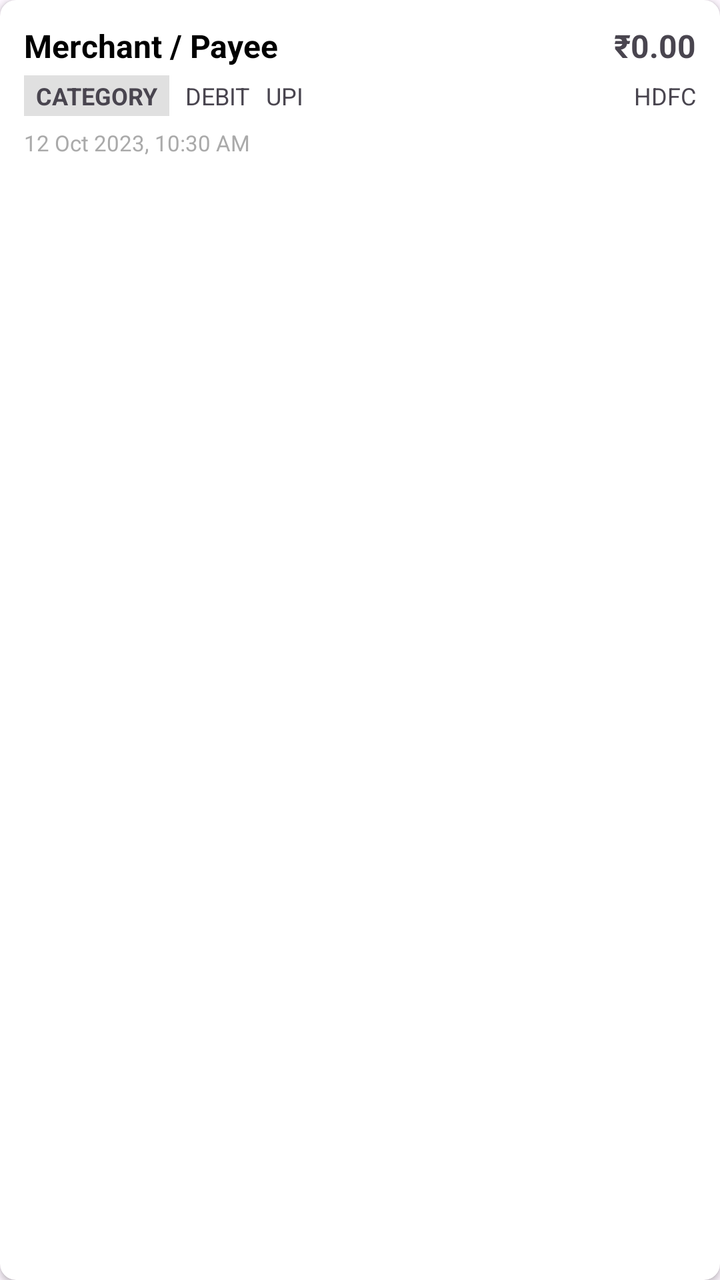
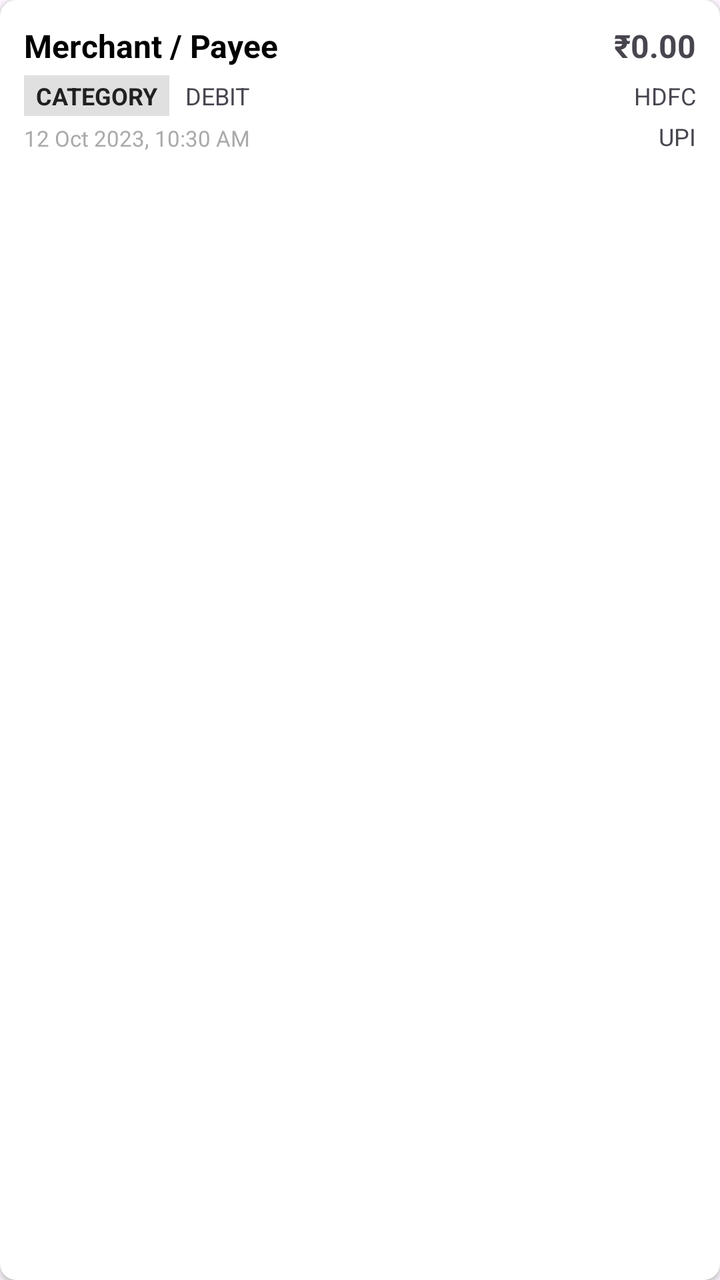

An Android layout rendered at two revisions. The XML below is the earlier revision; the diff shows what the commit changed to produce the second picture.
<!-- AndroidManifest.xml: application theme Theme.FinanceSMSTracker -->
<!-- res/layout/item_transaction.xml -->
<?xml version="1.0" encoding="utf-8"?>
<androidx.cardview.widget.CardView xmlns:android="http://schemas.android.com/apk/res/android"
    xmlns:app="http://schemas.android.com/apk/res-auto"
    android:layout_width="match_parent"
    android:layout_height="wrap_content"
    android:layout_marginBottom="8dp"
    app:cardCornerRadius="8dp"
    app:cardElevation="2dp">

    <LinearLayout
        android:layout_width="match_parent"
        android:layout_height="wrap_content"
        android:orientation="vertical"
        android:padding="12dp">

        <LinearLayout
            android:layout_width="match_parent"
            android:layout_height="wrap_content"
            android:orientation="horizontal">

            <TextView
                android:id="@+id/textViewMerchant"
                android:layout_width="0dp"
                android:layout_height="wrap_content"
                android:layout_weight="1"
                android:text="Merchant / Payee"
                android:textColor="@android:color/black"
                android:textSize="16sp"
                android:textStyle="bold" />

            <TextView
                android:id="@+id/textViewAmount"
                android:layout_width="wrap_content"
                android:layout_height="wrap_content"
                android:text="₹0.00"
                android:textSize="16sp"
                android:textStyle="bold" />
        </LinearLayout>

        <LinearLayout
            android:layout_width="match_parent"
            android:layout_height="wrap_content"
            android:layout_marginTop="4dp"
            android:orientation="horizontal">

            <TextView
                android:id="@+id/textViewCategory"
                android:layout_width="wrap_content"
                android:layout_height="wrap_content"
                android:background="#E0E0E0"
                android:paddingHorizontal="6dp"
                android:paddingVertical="2dp"
                android:text="CATEGORY"
                android:textSize="12sp"
                android:textStyle="bold" />

            <TextView
                android:id="@+id/textViewType"
                android:layout_width="wrap_content"
                android:layout_height="wrap_content"
                android:layout_marginStart="8dp"
                android:text="DEBIT"
                android:textSize="12sp" />

            <TextView
                android:id="@+id/textViewPaymentMethod"
                android:layout_width="0dp"
                android:layout_height="wrap_content"
                android:layout_weight="1"
                android:layout_marginStart="8dp"
                android:text="UPI"
                android:textSize="12sp" />

            <TextView
                android:id="@+id/textViewBank"
                android:layout_width="wrap_content"
                android:layout_height="wrap_content"
                android:text="HDFC"
                android:textSize="12sp" />
        </LinearLayout>

        <TextView
            android:id="@+id/textViewDateTime"
            android:layout_width="match_parent"
            android:layout_height="wrap_content"
            android:layout_marginTop="6dp"
            android:text="12 Oct 2023, 10:30 AM"
            android:textSize="11sp"
            android:textColor="@android:color/darker_gray" />

    </LinearLayout>
</androidx.cardview.widget.CardView>
<!-- resources referenced by this layout -->
<resources>
  <style name="Theme.FinanceSMSTracker" parent="Base.Theme.FinanceSMSTracker" />
  <style name="Base.Theme.FinanceSMSTracker" parent="Theme.Material3.DayNight.NoActionBar">
          
          
      </style>
</resources>

<!-- the commit's change to res/layout/item_transaction.xml (unified diff, before → after) -->
@@ -51,24 +51,17 @@
                 android:paddingHorizontal="6dp"
                 android:paddingVertical="2dp"
                 android:text="CATEGORY"
+                android:textColor="#212121"
                 android:textSize="12sp"
                 android:textStyle="bold" />
 
             <TextView
                 android:id="@+id/textViewType"
-                android:layout_width="wrap_content"
-                android:layout_height="wrap_content"
-                android:layout_marginStart="8dp"
-                android:text="DEBIT"
-                android:textSize="12sp" />
-
-            <TextView
-                android:id="@+id/textViewPaymentMethod"
                 android:layout_width="0dp"
                 android:layout_height="wrap_content"
                 android:layout_weight="1"
                 android:layout_marginStart="8dp"
-                android:text="UPI"
+                android:text="DEBIT"
                 android:textSize="12sp" />
 
             <TextView
@@ -79,14 +72,29 @@
                 android:textSize="12sp" />
         </LinearLayout>
 
-        <TextView
-            android:id="@+id/textViewDateTime"
+        <LinearLayout
             android:layout_width="match_parent"
             android:layout_height="wrap_content"
-            android:layout_marginTop="6dp"
-            android:text="12 Oct 2023, 10:30 AM"
-            android:textSize="11sp"
-            android:textColor="@android:color/darker_gray" />
+            android:layout_marginTop="2dp"
+            android:orientation="horizontal">
+
+            <TextView
+                android:id="@+id/textViewDateTime"
+                android:layout_width="0dp"
+                android:layout_height="wrap_content"
+                android:layout_gravity="bottom"
+                android:layout_weight="1"
+                android:text="12 Oct 2023, 10:30 AM"
+                android:textSize="11sp"
+                android:textColor="@android:color/darker_gray" />
+
+            <TextView
+                android:id="@+id/textViewPaymentMethod"
+                android:layout_width="wrap_content"
+                android:layout_height="wrap_content"
+                android:text="UPI"
+                android:textSize="12sp" />
+        </LinearLayout>
 
     </LinearLayout>
 </androidx.cardview.widget.CardView>
